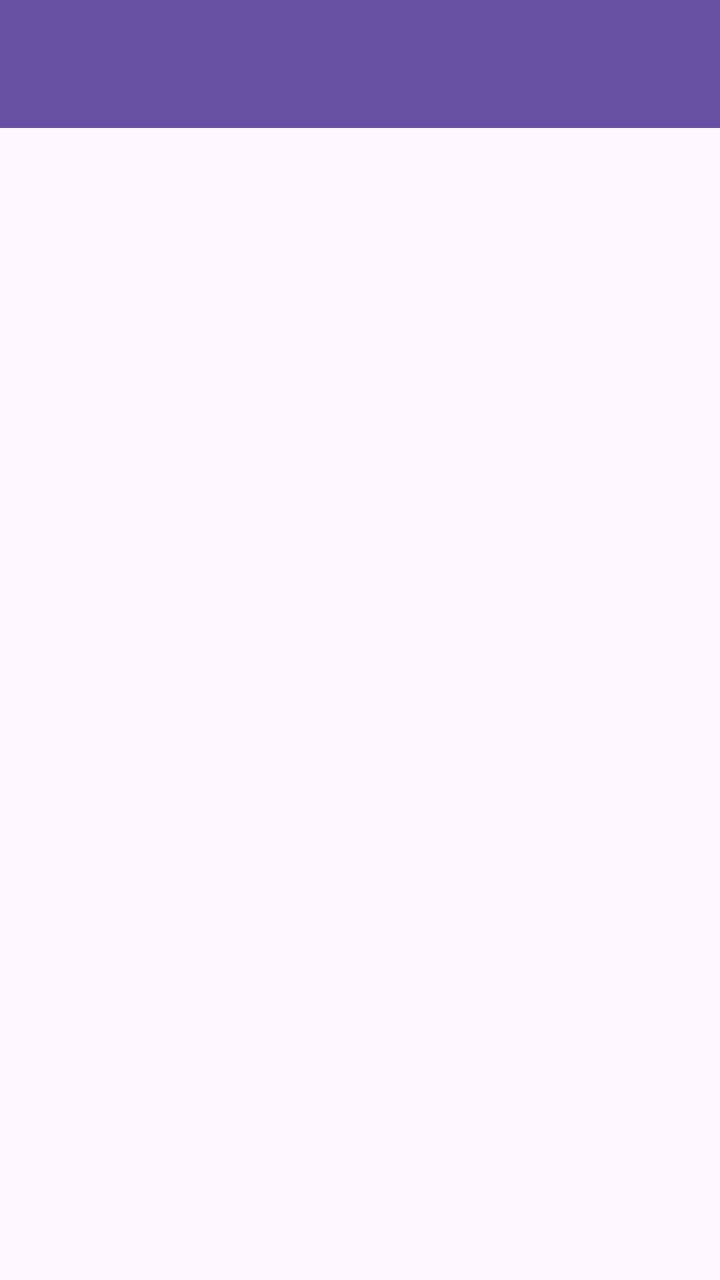
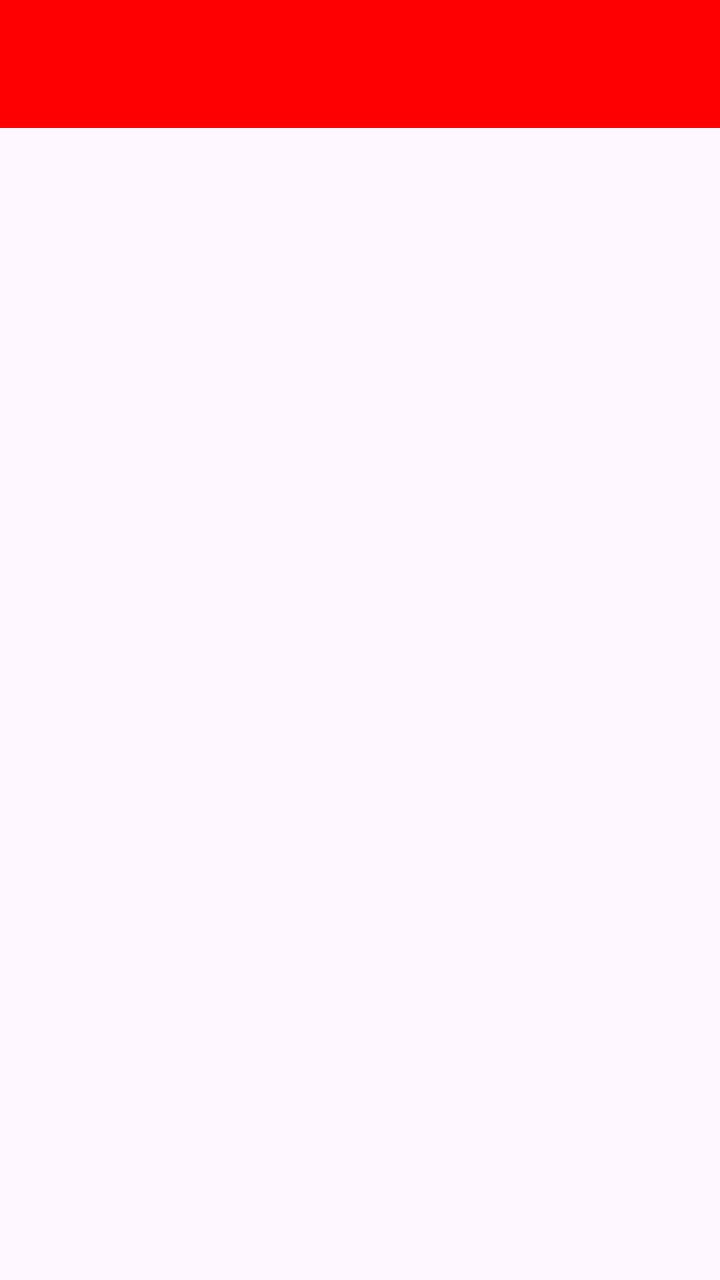

The first picture is an Android layout as it rendered before a commit; the second is the same layout after the commit. The layout source and the unified diff follow.
<!-- AndroidManifest.xml: application theme Theme.Rey3Tie_Mobiel -->
<!-- res/layout/fragment_more.xml -->
<?xml version="1.0" encoding="utf-8"?>
<androidx.coordinatorlayout.widget.CoordinatorLayout xmlns:android="http://schemas.android.com/apk/res/android"
    android:layout_width="match_parent"
    android:layout_height="match_parent"
    xmlns:app="http://schemas.android.com/apk/res-auto"
    android:gravity="center">

    <com.google.android.material.appbar.AppBarLayout
        android:id="@+id/appBarLayout"
        android:layout_width="match_parent"
        android:layout_height="wrap_content"
        android:theme="@style/ThemeOverlay.AppCompat.Dark.ActionBar">

        <androidx.appcompat.widget.Toolbar
            android:id="@+id/toolbar"
            android:layout_width="match_parent"
            android:layout_height="?attr/actionBarSize"
            android:background="?attr/colorPrimary"
            app:layout_scrollFlags="scroll|enterAlways"
            app:titleTextColor="@android:color/white" />

    </com.google.android.material.appbar.AppBarLayout>


    <ListView
        android:id="@+id/listViewItems"
        android:layout_width="match_parent"
        android:layout_height="match_parent"
        app:layout_behavior="@string/appbar_scrolling_view_behavior" />

</androidx.coordinatorlayout.widget.CoordinatorLayout>
<!-- resources referenced by this layout -->
<resources>
  <style name="Theme.Rey3Tie_Mobiel" parent="Theme.MaterialComponents.DayNight.NoActionBar">
          ...
      </style>
</resources>

<!-- the commit's change to res/layout/fragment_more.xml (unified diff, before → after) -->
@@ -15,7 +15,7 @@
             android:id="@+id/toolbar"
             android:layout_width="match_parent"
             android:layout_height="?attr/actionBarSize"
-            android:background="?attr/colorPrimary"
+            android:background="#FF0000"
             app:layout_scrollFlags="scroll|enterAlways"
             app:titleTextColor="@android:color/white" />
 
